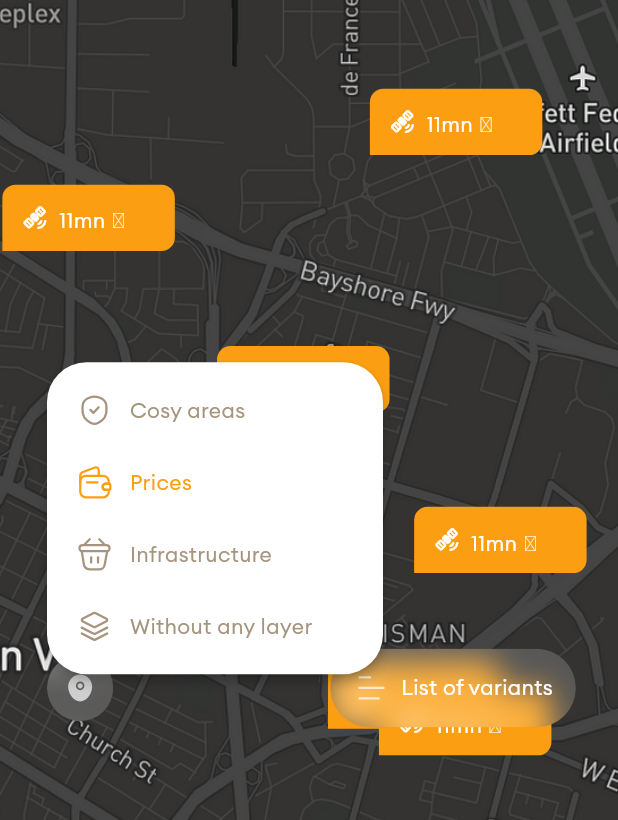
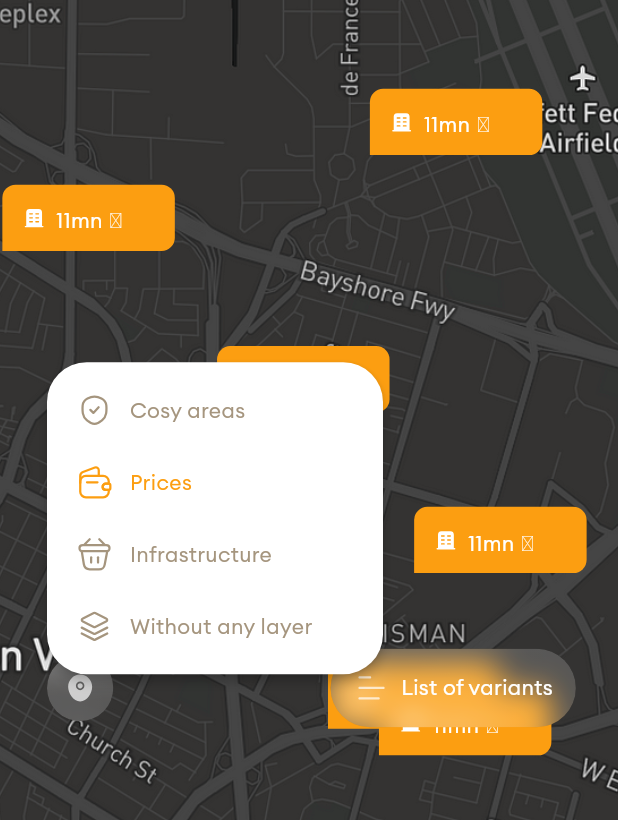
Before and after one commit to oghenekparobor/moniepoint_test, a Flutter app: the Search screen opened directly, after a tap on an icon or button, on a phone screen of 412 x 824 dp. Shown: the part 416-1236 px from the top of the screen. Run offline on Flutter 3.47's test engine with Material 3 defaults, Android fonts, the light colour scheme and no system bars; our stand-ins replace animate_do, flutter_riverpod, flutter_screenutil, flutter_svg, glass, go_router and 2 more; generated files the repository leaves out were written again.

Commit message:
feat: added building icon

```diff
--- a/lib/core/app_strings.dart
+++ b/lib/core/app_strings.dart
@@ -32,4 +32,5 @@ class Strings {
   static String iSearchLine = "search-lined".svg;
   static String iWallet = "wallet".svg;
   static String iSettings = "settings".svg;
+  static String iBuilding = "building".svg;
 }
--- a/lib/presentation/pages/sub/search.tile.dart
+++ b/lib/presentation/pages/sub/search.tile.dart
@@ -1,7 +1,10 @@
 import 'package:flutter/material.dart';
 import 'package:flutter_screenutil/flutter_screenutil.dart';
+import 'package:moniepoint_test/core/app_strings.dart';
 import 'package:moniepoint_test/core/extensions/context.dart';
 import 'dart:async';
+
+import 'package:moniepoint_test/presentation/widgets/icon.dart';
 
 class MapTile extends StatefulWidget {
   const MapTile({
@@ -104,10 +107,9 @@ class _MapTileState extends State<MapTile> with SingleTickerProviderStateMixin {
                 mainAxisSize: MainAxisSize.min,
                 children: [
                   if (_heightAnimation.value > 40) ...{
-                    Icon(
-                      Icons.satellite_alt_rounded,
+                    AppIcon(
+                      Strings.iBuilding,
                       size: 18.sp,
-                      color: Colors.white,
                     ),
                   },
                   if (_widthAnimation.value > 60.w) ...{
```
Also changed, not shown: assets/icons/building.svg (added).
